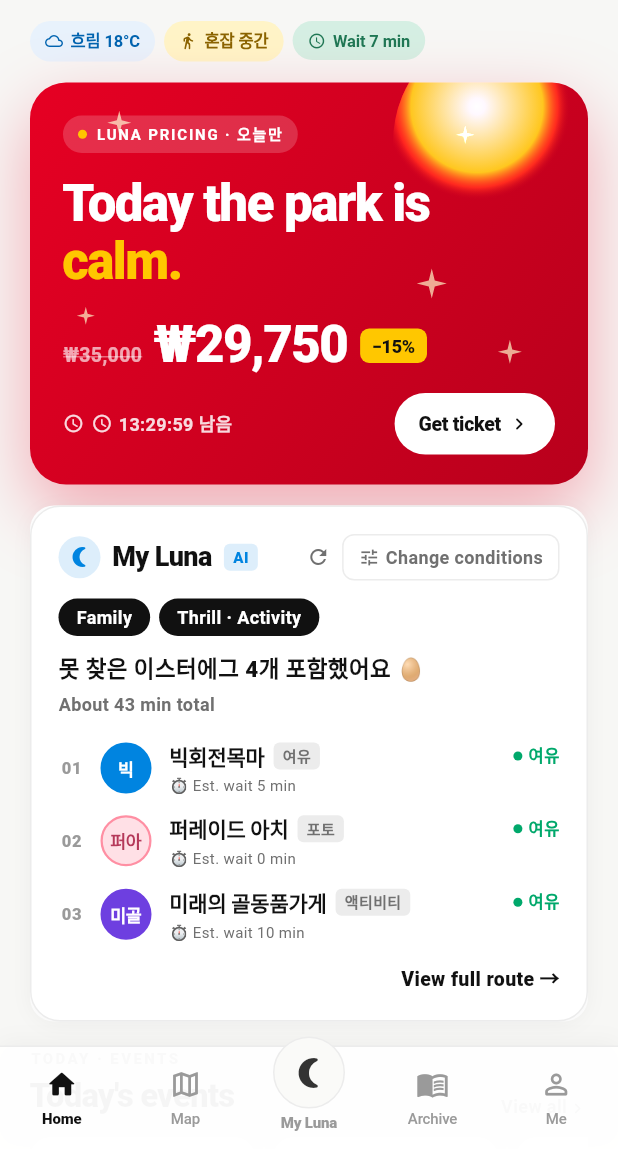
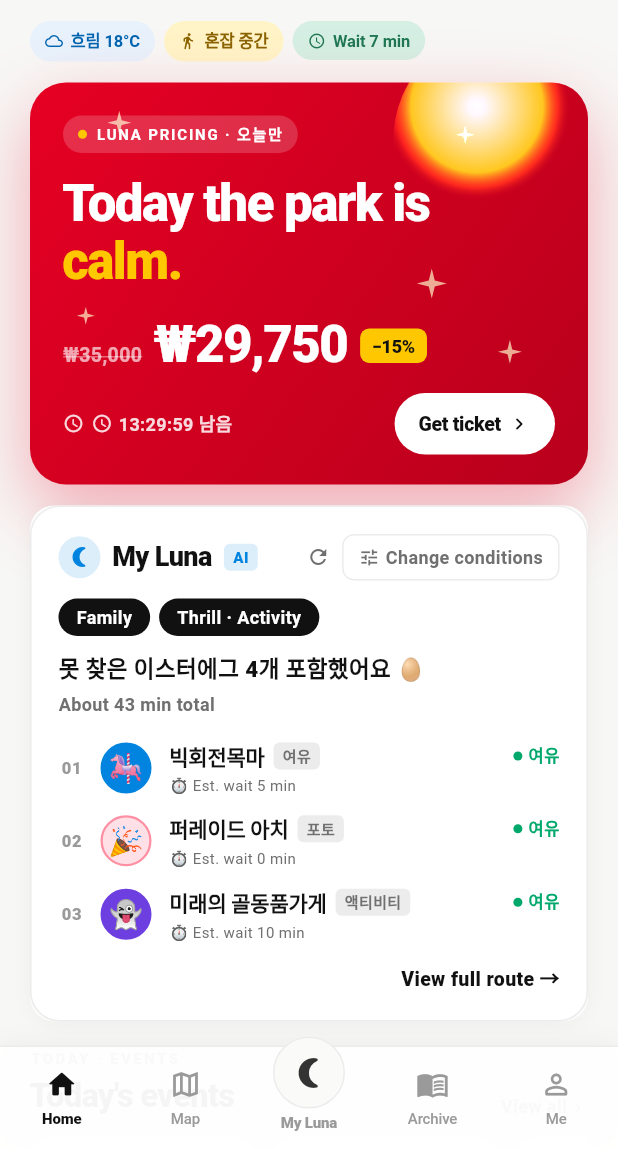
Before and after one commit to 202001381/retrace, a Flutter app: the screen it shows after launch, after a tap on "Skip", on a phone screen of 412 x 824 dp, the part 87-1236 px from its top. Run offline on Flutter 3.47's test engine with Material 3 defaults, Android fonts, the phone set to English and light mode, and no system bars; our stand-ins replace cloud_firestore, firebase_core, firebase_messaging, flutter_map, geolocator, image_picker and 2 more; accounts and stored records are empty.

Commit message:
Home — 마이루나 카드 어트랙션 마커 이모지로 (텍스트 코드 → 이모지)
스크린샷 피드백: 홈 탭 마이 루나 카드의 stop 1/2/3 마커가 텍스트
코드(깜/빅/퍼아 등)로 노출되고 있어 가독성 떨어짐. 맵 탭은 이미 이모지로
바뀐 상태였으나 홈 _RouteItem 구조에 emoji 필드가 누락돼 있었음.

- lib/screens/home_screen.dart: _RouteItem.emoji 필드 추가, _computeTop3
  에서 Attraction.icon 주입. _RouteRow 의 Stamp 호출에 emoji 전달.

이제 홈에서 ⚡(스카이엑스), 🎠(빅회전목마), 🚀(은하열차) 같은 이모지가
원형 스탬프 안에 큼직하게 표시됨 — 맵 탭과 일관.

```diff
--- a/lib/screens/home_screen.dart
+++ b/lib/screens/home_screen.dart
@@ -241,6 +241,7 @@ class _HomeScreenState extends State<HomeScreen> {
           return _RouteItem(
             name: a.name,
             code: Stamp.codeFromName(a.name),
+            emoji: a.icon,
             tone: Stamp.toneFromHints(
               category: a.category,
               thrillLevel: a.thrillLevel,
@@ -1209,12 +1210,14 @@ class _LunaPricingSheet extends StatelessWidget {
 // ─── 마이 루나 카드 ────────────────────────────────────────
 class _RouteItem {
   final String name, code, type, crowd;
+  final String? emoji;
   final StampTone tone;
   final int waitMin;
   final Color crowdColor;
   const _RouteItem({
     required this.name,
     required this.code,
+    required this.emoji,
     required this.tone,
     required this.type,
     required this.waitMin,
@@ -1485,7 +1488,7 @@ class _RouteRow extends StatelessWidget {
           ),
         ),
         const SizedBox(width: 10),
-        Stamp(code: item.code, tone: item.tone, size: 34),
+        Stamp(code: item.code, emoji: item.emoji, tone: item.tone, size: 34),
         const SizedBox(width: 12),
         Expanded(
           child: Column(
```
